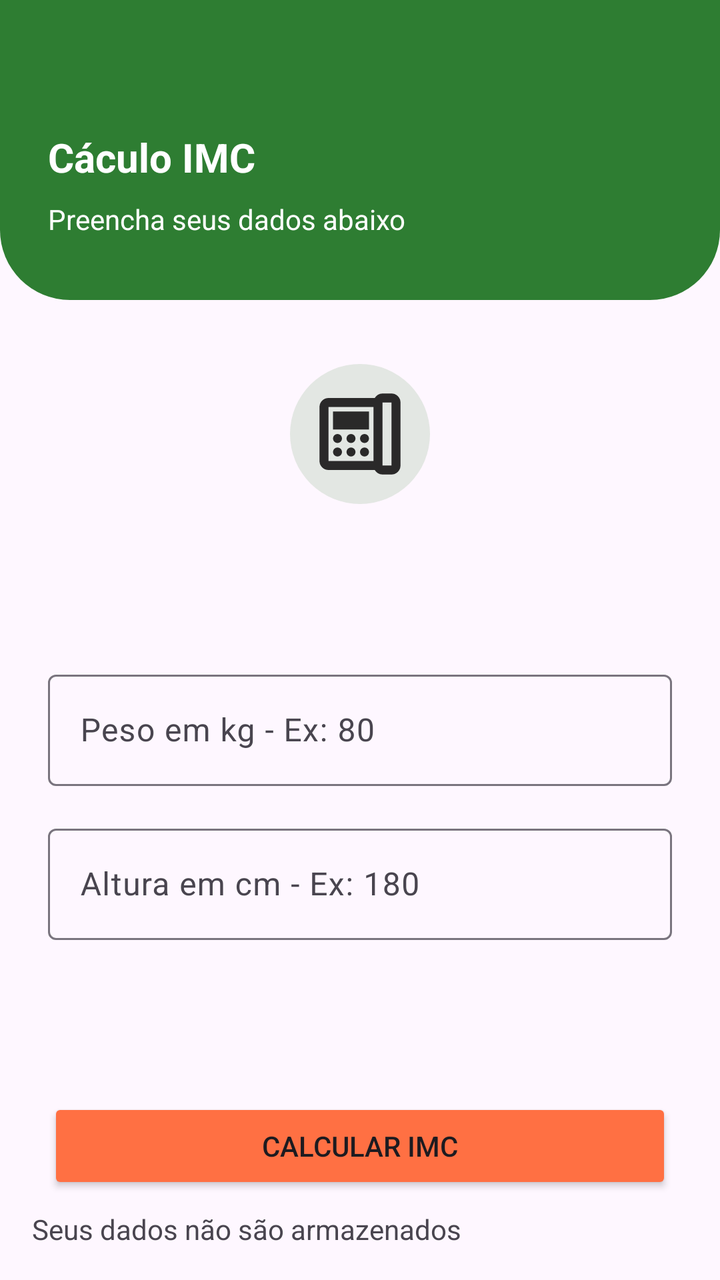
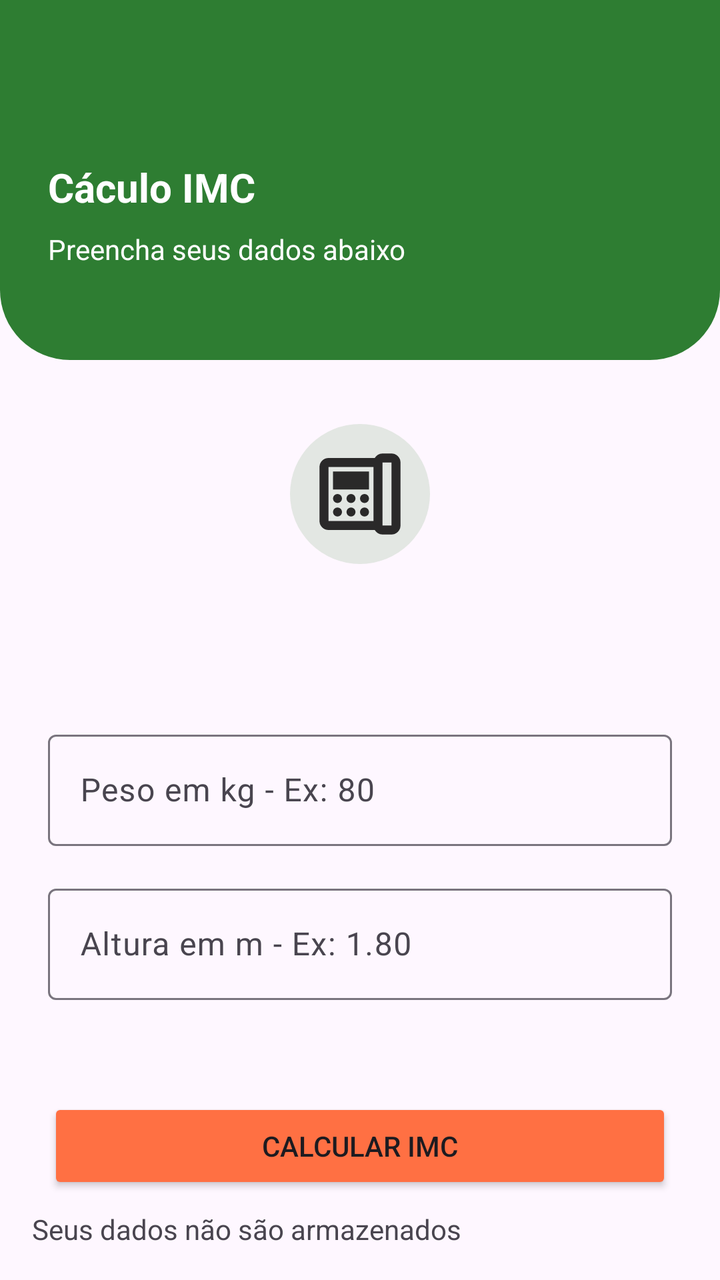

Compare the two renders of this Android layout. The source of the first and the diff that turns it into the second are given below.
<!-- AndroidManifest.xml: application theme Theme.IMCFacil -->
<!-- res/layout/activity_calculo_imcactivity.xml -->
<?xml version="1.0" encoding="utf-8"?>
<androidx.constraintlayout.widget.ConstraintLayout xmlns:android="http://schemas.android.com/apk/res/android"
    xmlns:app="http://schemas.android.com/apk/res-auto"
    xmlns:tools="http://schemas.android.com/tools"
    android:id="@+id/main"
    android:layout_width="match_parent"
    android:layout_height="match_parent"
    tools:context=".CalculoIMCActivity">

    <ImageView
        android:id="@+id/imageView2"
        android:layout_width="0dp"
        android:layout_height="150dp"
        app:layout_constraintEnd_toEndOf="parent"
        app:layout_constraintHorizontal_bias="0.0"
        app:layout_constraintStart_toStartOf="parent"
        app:layout_constraintTop_toTopOf="parent"
        app:srcCompat="@drawable/topo_tela" />

    <TextView
        android:id="@+id/textView3"
        android:layout_width="wrap_content"
        android:layout_height="wrap_content"
        android:layout_marginStart="24dp"
        android:layout_marginTop="65dp"
        android:text="Cáculo IMC"
        android:textColor="@color/white"
        android:textSize="20sp"
        android:textStyle="bold"
        app:layout_constraintStart_toStartOf="parent"
        app:layout_constraintTop_toTopOf="@+id/imageView2" />

    <TextView
        android:id="@+id/textView4"
        android:layout_width="wrap_content"
        android:layout_height="wrap_content"
        android:layout_marginStart="24dp"
        android:layout_marginTop="8dp"
        android:text="Preencha seus dados abaixo"
        android:textColor="@color/white"
        app:layout_constraintStart_toStartOf="@+id/imageView2"
        app:layout_constraintTop_toBottomOf="@+id/textView3" />

    <ImageView
        android:id="@+id/imageView3"
        android:layout_width="70dp"
        android:layout_height="70dp"
        android:layout_marginTop="32dp"
        android:padding="8dp"
        app:layout_constraintEnd_toEndOf="parent"
        app:layout_constraintStart_toStartOf="parent"
        app:layout_constraintTop_toBottomOf="@+id/imageView2"
        app:srcCompat="@drawable/calculo"
        android:background="@drawable/fundo_logo_calculo"/>

    <com.google.android.material.textfield.TextInputLayout
        android:id="@+id/txtPeso"
        android:hint="Peso em kg - Ex: 80"
        android:layout_width="0dp"
        android:layout_height="wrap_content"
        android:layout_marginStart="24dp"
        android:layout_marginTop="80dp"
        android:layout_marginEnd="24dp"
        app:layout_constraintEnd_toEndOf="parent"
        app:layout_constraintStart_toStartOf="parent"
        app:layout_constraintTop_toBottomOf="@+id/imageView3">

        <com.google.android.material.textfield.TextInputEditText
            android:id="@+id/editPeso"
            android:layout_width="match_parent"
            android:layout_height="wrap_content"
            android:maxLines="1"/>
    </com.google.android.material.textfield.TextInputLayout>

    <com.google.android.material.textfield.TextInputLayout
        android:id="@+id/txtAltura"
        android:layout_width="0dp"
        android:hint="Altura em cm - Ex: 180"
        android:layout_height="wrap_content"
        android:layout_marginStart="24dp"
        android:layout_marginTop="16dp"
        android:layout_marginEnd="24dp"
        app:layout_constraintEnd_toEndOf="parent"
        app:layout_constraintStart_toStartOf="parent"
        app:layout_constraintTop_toBottomOf="@+id/txtPeso">

        <com.google.android.material.textfield.TextInputEditText
            android:id="@+id/editAltura"
            android:layout_width="match_parent"
            android:layout_height="wrap_content"
            android:maxLines="1"/>
    </com.google.android.material.textfield.TextInputLayout>

    <TextView
        android:id="@+id/textView5"
        android:layout_width="0dp"
        android:layout_height="wrap_content"
        android:layout_marginStart="16dp"
        android:layout_marginEnd="16dp"
        android:layout_marginBottom="16dp"
        android:textAlignment="center"
        android:text="Seus dados não são armazenados"
        app:layout_constraintBottom_toBottomOf="parent"
        app:layout_constraintEnd_toEndOf="parent"
        app:layout_constraintStart_toStartOf="parent" />

    <Button
        android:id="@+id/btCalcular"
        android:layout_width="0dp"
        android:layout_height="wrap_content"
        android:layout_marginStart="24dp"
        android:layout_marginEnd="24dp"
        android:layout_marginBottom="8dp"
        android:text="Calcular IMC"
        android:padding="10dp"
        android:backgroundTint="@color/laranja"
        app:layout_constraintBottom_toTopOf="@+id/textView5"
        app:layout_constraintEnd_toEndOf="parent"
        app:layout_constraintStart_toStartOf="parent" />

</androidx.constraintlayout.widget.ConstraintLayout>
<!-- resources referenced by this layout -->
<resources>
  <color name="laranja">#FF7043</color>
  <color name="white">#FFFFFFFF</color>
  <!-- drawable calculo (drawable) -->
  <vector xmlns:android="http://schemas.android.com/apk/res/android" android:height="24dp" android:tint="#2A2929" android:viewportHeight="960" android:viewportWidth="960" android:width="24dp">
        
      <path android:fillColor="@android:color/white" android:pathData="M680,760L760,760Q760,760 760,760Q760,760 760,760L760,200Q760,200 760,200Q760,200 760,200L680,200Q680,200 680,200Q680,200 680,200L680,760Q680,760 680,760Q680,760 680,760ZM308.5,548.5Q320,537 320,520Q320,503 308.5,491.5Q297,480 280,480Q263,480 251.5,491.5Q240,503 240,520Q240,537 251.5,548.5Q263,560 280,560Q297,560 308.5,548.5ZM308.5,668.5Q320,657 320,640Q320,623 308.5,611.5Q297,600 280,600Q263,600 251.5,611.5Q240,623 240,640Q240,657 251.5,668.5Q263,680 280,680Q297,680 308.5,668.5ZM240,440L560,440L560,280L240,280L240,440ZM428.5,548.5Q440,537 440,520Q440,503 428.5,491.5Q417,480 400,480Q383,480 371.5,491.5Q360,503 360,520Q360,537 371.5,548.5Q383,560 400,560Q417,560 428.5,548.5ZM428.5,668.5Q440,657 440,640Q440,623 428.5,611.5Q417,600 400,600Q383,600 371.5,611.5Q360,623 360,640Q360,657 371.5,668.5Q383,680 400,680Q417,680 428.5,668.5ZM548.5,548.5Q560,537 560,520Q560,503 548.5,491.5Q537,480 520,480Q503,480 491.5,491.5Q480,503 480,520Q480,537 491.5,548.5Q503,560 520,560Q537,560 548.5,548.5ZM548.5,668.5Q560,657 560,640Q560,623 548.5,611.5Q537,600 520,600Q503,600 491.5,611.5Q480,623 480,640Q480,657 491.5,668.5Q503,680 520,680Q537,680 548.5,668.5ZM600,720L600,240L200,240Q200,240 200,240Q200,240 200,240L200,720Q200,720 200,720Q200,720 200,720L600,720ZM680,840Q657,840 639.5,829Q622,818 611,800L200,800Q167,800 143.5,776.5Q120,753 120,720L120,240Q120,207 143.5,183.5Q167,160 200,160L611,160Q622,142 639.5,131Q657,120 680,120L760,120Q793,120 816.5,143.5Q840,167 840,200L840,760Q840,793 816.5,816.5Q793,840 760,840L680,840ZM200,720L200,720Q200,720 200,720Q200,720 200,720L200,240Q200,240 200,240Q200,240 200,240L200,240L200,720Z"/>
      
  </vector>
  <!-- drawable fundo_logo_calculo (drawable) -->
  <?xml version="1.0" encoding="utf-8"?>
  <shape xmlns:android="http://schemas.android.com/apk/res/android"
      android:shape="oval">
  
      <solid android:color="@color/verde80" />
  
  </shape>
  <!-- drawable topo_tela (drawable) -->
  <?xml version="1.0" encoding="utf-8"?>
  <shape xmlns:android="http://schemas.android.com/apk/res/android"
      android:shape="rectangle">
  
      <solid android:color="@color/verde" />
  
      <corners
          android:bottomLeftRadius="35dp"
          android:bottomRightRadius="35dp"
          />
  
  </shape>
  <style name="Theme.IMCFacil" parent="Base.Theme.IMCFacil" />
  <color name="verde80">#E3E7E3</color>
  <color name="verde">#2E7D32</color>
  <style name="Base.Theme.IMCFacil" parent="Theme.Material3.DayNight.NoActionBar">
          
          
      </style>
</resources>

<!-- the commit's change to res/layout/activity_calculo_imcactivity.xml (unified diff, before → after) -->
@@ -10,7 +10,7 @@
     <ImageView
         android:id="@+id/imageView2"
         android:layout_width="0dp"
-        android:layout_height="150dp"
+        android:layout_height="180dp"
         app:layout_constraintEnd_toEndOf="parent"
         app:layout_constraintHorizontal_bias="0.0"
         app:layout_constraintStart_toStartOf="parent"
@@ -22,7 +22,7 @@
         android:layout_width="wrap_content"
         android:layout_height="wrap_content"
         android:layout_marginStart="24dp"
-        android:layout_marginTop="65dp"
+        android:layout_marginTop="80dp"
         android:text="Cáculo IMC"
         android:textColor="@color/white"
         android:textSize="20sp"
@@ -75,7 +75,7 @@
     <com.google.android.material.textfield.TextInputLayout
         android:id="@+id/txtAltura"
         android:layout_width="0dp"
-        android:hint="Altura em cm - Ex: 180"
+        android:hint="Altura em m - Ex: 1.80"
         android:layout_height="wrap_content"
         android:layout_marginStart="24dp"
         android:layout_marginTop="16dp"
